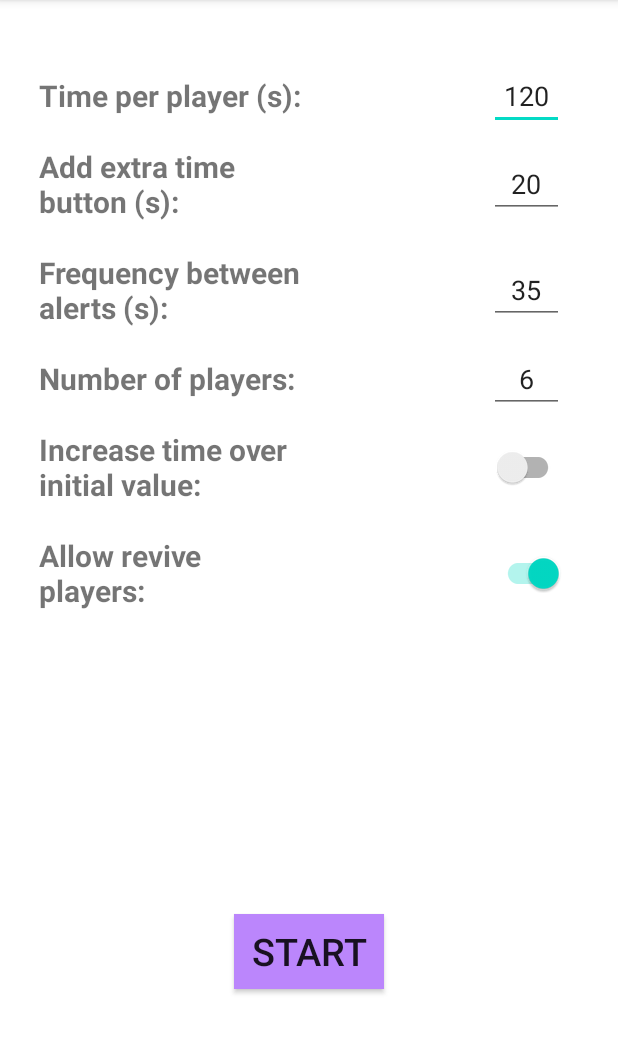
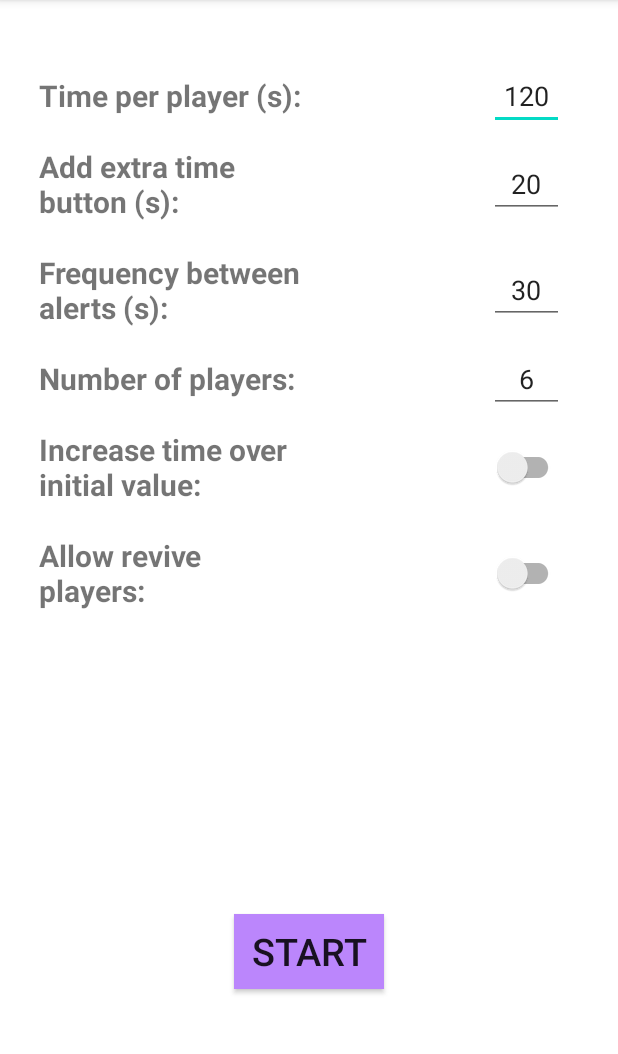
Before and after one commit to almillan86/LowBattery, an Android app: the screen it shows after launch (SetupActivity), on a phone screen of 412 x 824 dp, the part 84-1138 px from its top. Run offline under Robolectric (Android 15) with nearby library versions, the phone set to English and light mode, and no system bars.

Commit message:
Update initial values

```diff
--- a/app/src/main/res/layout/activity_setup.xml
+++ b/app/src/main/res/layout/activity_setup.xml
@@ -119,7 +119,7 @@
         android:layout_width="50dp"
         android:layout_height="wrap_content"
         android:inputType="number"
-        android:text="35"
+        android:text="30"
         android:textAlignment="center"
         android:layout_marginLeft="120dp"
         app:layout_constraintBottom_toBottomOf="@+id/frequencyAlertsLabel"
@@ -154,7 +154,7 @@
         android:layout_width="50dp"
         android:layout_height="wrap_content"
         android:layout_marginLeft="120dp"
-        android:checked="true"
+        android:checked="false"
         app:layout_constraintBottom_toBottomOf="@+id/revivePlayersLabel"
         app:layout_constraintStart_toEndOf="@+id/revivePlayersLabel"
         app:layout_constraintTop_toTopOf="@+id/revivePlayersLabel" />
```
